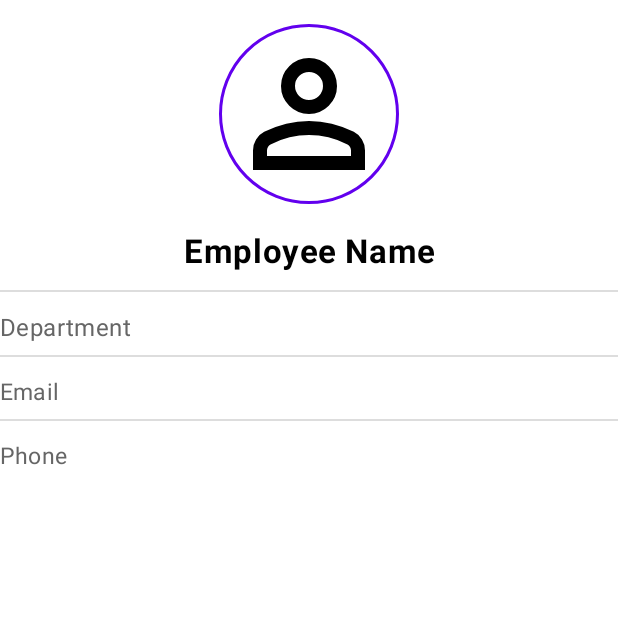
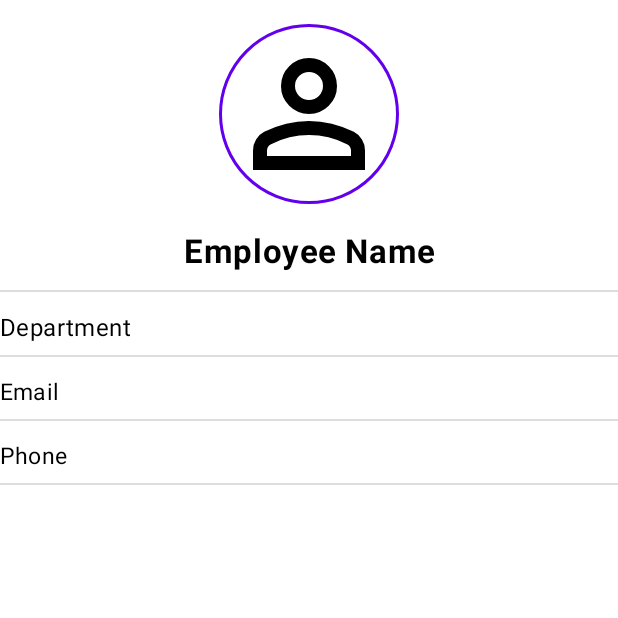
Before and after one commit to koraish3438/EmployeeManager, an Android app: the EmployeeDetailActivity screen opened directly, with no data from a screen before it, on a phone screen of 412 x 824 dp, the top half of it. Run offline under Robolectric (Android 15) with nearby library versions, the phone set to English and light mode, and no system bars.

Commit message:
13th commit

```diff
--- a/app/build.gradle.kts
+++ b/app/build.gradle.kts
@@ -1,7 +1,7 @@
 plugins {
     alias(libs.plugins.android.application)
     alias(libs.plugins.kotlin.android)
-    id("com.google.devtools.ksp")
+    id("com.google.devtools.ksp") version "2.0.21-1.0.27"
 }
 
 android {
--- a/app/src/main/java/com/example/employeemanagementapp/registration/WelcomeActivity.kt
+++ b/app/src/main/java/com/example/employeemanagementapp/registration/WelcomeActivity.kt
@@ -21,7 +21,6 @@ class WelcomeActivity : AppCompatActivity() {
         // Lottie Animation setup
         binding.welcomeAnim.apply {
             setAnimation(R.raw.businessman)
-            loop(true)
             playAnimation()
         }
 
--- /dev/null
+++ b/app/src/main/res/drawable/baseline_edit_24.xml
@@ -0,0 +1,5 @@
+<vector xmlns:android="http://schemas.android.com/apk/res/android" android:height="24dp" android:tint="#000000" android:viewportHeight="24" android:viewportWidth="24" android:width="24dp">
+
+    <path android:fillColor="@android:color/white" android:pathData="M3,17.25V21h3.75L17.81,9.94l-3.75,-3.75L3,17.25zM20.71,7.04c0.39,-0.39 0.39,-1.02 0,-1.41l-2.34,-2.34c-0.39,-0.39 -1.02,-0.39 -1.41,0l-1.83,1.83 3.75,3.75 1.83,-1.83z"/>
+
+</vector>
--- a/app/src/main/res/layout/activity_add_edit_employee.xml
+++ b/app/src/main/res/layout/activity_add_edit_employee.xml
@@ -4,6 +4,7 @@
     xmlns:app="http://schemas.android.com/apk/res-auto"
     android:layout_width="match_parent"
     android:layout_height="match_parent"
+    android:background="@color/white"
     android:id="@+id/main"
     android:padding="16dp">
 
--- a/app/src/main/res/layout/activity_employee_detail.xml
+++ b/app/src/main/res/layout/activity_employee_detail.xml
@@ -4,7 +4,8 @@
     xmlns:app="http://schemas.android.com/apk/res-auto"
     android:layout_width="match_parent"
     android:layout_height="match_parent"
-    android:padding="16dp"
+    android:paddingVertical="24dp"
+    android:paddingHorizontal="12dp"
     android:background="@color/white">
 
     <androidx.constraintlayout.widget.ConstraintLayout
@@ -59,7 +60,8 @@
             android:layout_height="wrap_content"
             android:text="@string/department"
             android:textSize="16sp"
-            android:textColor="#666666"
+            app:paddingStart="8dp"
+            android:textColor="@color/black"
             android:letterSpacing="0.02"
             android:layout_marginTop="12dp"
             app:layout_constraintTop_toBottomOf="@id/divider1"
@@ -84,7 +86,8 @@
             android:layout_height="wrap_content"
             android:text="@string/email"
             android:textSize="15sp"
-            android:textColor="#666666"
+            app:paddingStart="8dp"
+            android:textColor="@color/black"
             android:letterSpacing="0.01"
             android:layout_marginTop="12dp"
             app:layout_constraintTop_toBottomOf="@id/divider2"
@@ -108,13 +111,25 @@
             android:layout_width="0dp"
             android:layout_height="wrap_content"
             android:text="@string/phone"
+            app:paddingStart="8dp"
             android:textSize="15sp"
-            android:textColor="#666666"
+            android:textColor="@color/black"
             android:letterSpacing="0.01"
             android:layout_marginTop="12dp"
             app:layout_constraintTop_toBottomOf="@id/divider3"
             app:layout_constraintStart_toStartOf="parent"
             app:layout_constraintEnd_toEndOf="parent"/>
 
+        <!-- Divider -->
+        <View
+            android:id="@+id/divider4"
+            android:layout_width="0dp"
+            android:layout_height="1dp"
+            android:background="#DDDDDD"
+            android:layout_marginTop="8dp"
+            app:layout_constraintTop_toBottomOf="@id/tvPhone"
+            app:layout_constraintStart_toStartOf="parent"
+            app:layout_constraintEnd_toEndOf="parent"/>
+
     </androidx.constraintlayout.widget.ConstraintLayout>
 </ScrollView>
--- a/app/src/main/res/layout/activity_employee_list.xml
+++ b/app/src/main/res/layout/activity_employee_list.xml
@@ -58,6 +58,8 @@
         android:layout_height="match_parent"
         android:layout_gravity="start"
         android:background="@color/white"
+        app:itemIconTint="@color/black"
+        app:itemTextColor="@color/black"
         app:headerLayout="@layout/nav_header"
         app:menu="@menu/nav_menu" />
 
--- a/app/src/main/res/layout/item_employee.xml
+++ b/app/src/main/res/layout/item_employee.xml
@@ -24,6 +24,7 @@
         android:layout_width="0dp"
         android:layout_height="wrap_content"
         android:text="@string/employee_name"
+        android:textColor="@color/black"
         android:textStyle="bold"
         android:textSize="16sp"
         app:layout_constraintStart_toEndOf="@id/imgProfile"
@@ -49,7 +50,7 @@
         android:layout_width="wrap_content"
         android:layout_height="wrap_content"
         android:background="?attr/selectableItemBackgroundBorderless"
-        android:src="@drawable/outline_more_vert_24"
+        android:src="@drawable/baseline_edit_24"
         android:contentDescription="@string/more_options"
         app:layout_constraintEnd_toEndOf="parent"
         app:layout_constraintTop_toTopOf="parent"
--- a/app/src/main/res/layout/nav_header.xml
+++ b/app/src/main/res/layout/nav_header.xml
@@ -3,7 +3,6 @@
     xmlns:android="http://schemas.android.com/apk/res/android"
     android:layout_width="match_parent"
     android:layout_height="160dp"
-    android:background="#fff"
     android:orientation="vertical"
     android:gravity="bottom"
     android:padding="16dp">
```
Also changed, not shown: app/src/main/java/com/example/employeemanagementapp/ui/EmployeeListActivity.kt (+2 -6 lines).
